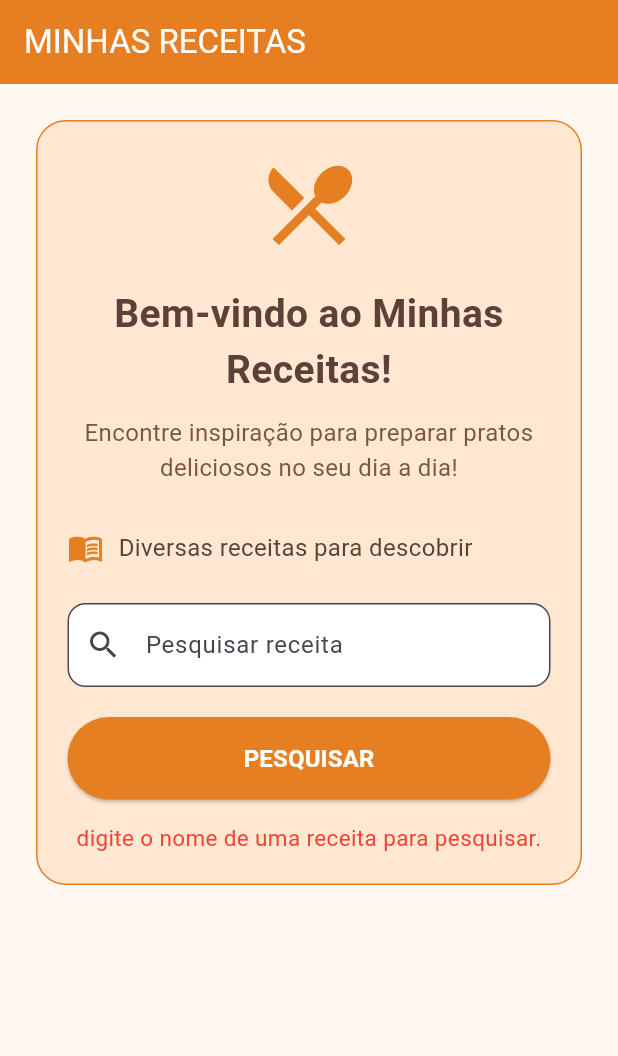
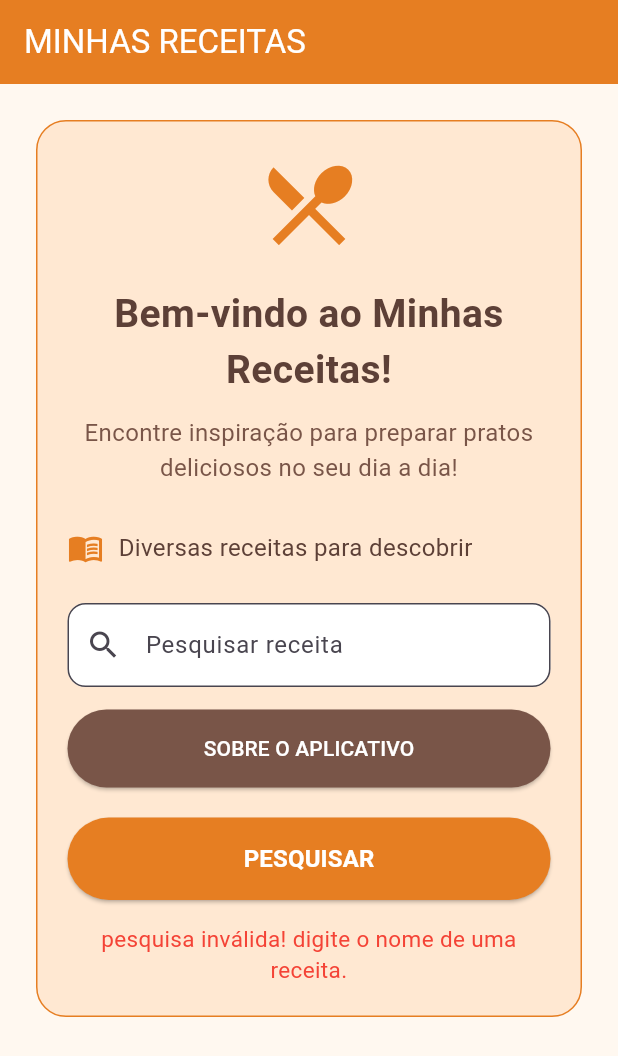
Before and after one commit to LuizHillebrande/projeto-flutter, a Flutter app: the screen it shows after launch, after a tap on "PESQUISAR", on a phone screen of 412 x 824 dp. Shown: the top 1056 px of the screen. Run offline on Flutter 3.47's test engine with Material 3 defaults, Android fonts, the phone set to English and light mode, and no system bars; missing offline and left inert: impostor_game.

Commit message:
Atividade 03 - Construindo Layout e Navegação entre Telas

```diff
--- a/lib/Perfil.dart
+++ b/lib/Perfil.dart
@@ -1,5 +1,7 @@
 
 import 'package:flutter/material.dart';
+import 'package:receitas_app/Resultado.dart';
+import 'package:receitas_app/Sobre.dart';
 
 class Perfil extends StatefulWidget {
   const Perfil({super.key});
@@ -16,18 +18,20 @@ class _PerfilState extends State<Perfil> {
 
   // valida e realiza a pesquisa
   void pesquisar() {
-    String consulta = pesquisaController.text.trim(); //remove espacos desnecessarios
+    String consulta = pesquisaController.text.trim();
 
     if (consulta.isEmpty) {
       setState(() {
-        mensagem = "digite o nome de uma receita para pesquisar.";
+        mensagem = "pesquisa inválida! digite o nome de uma receita.";
         erro = true;
       });
     } else {
-      setState(() {
-        mensagem = "você pesquisou por: $consulta";
-        erro = false;
-      });
+      Navigator.push(
+        context,
+        MaterialPageRoute(
+          builder: (context) => Resultado(consulta: consulta),
+        ),
+      );
     }
   }
 
@@ -131,6 +135,28 @@ class _PerfilState extends State<Perfil> {
                 ),
               ),
 
+              const SizedBox(height: 15),
+
+              SizedBox(
+                width: double.infinity,
+                child: ElevatedButton(
+                  onPressed: () {
+                    Navigator.push(
+                      context,
+                      MaterialPageRoute(
+                        builder: (context) => const Sobre(),
+                      ),
+                    );
+                  },
+                  style: ElevatedButton.styleFrom(
+                    backgroundColor: const Color(0xFF795548),
+                    foregroundColor: Colors.white,
+                    padding: const EdgeInsets.all(16),
+                  ),
+                  child: const Text("SOBRE O APLICATIVO"),
+                ),
+              ),
+
               const SizedBox(height: 20),
 
               SizedBox(
```
Also changed, not shown: lib/Resultado.dart (added, +104 -0 lines), lib/Sobre.dart (added, +86 -0 lines).
